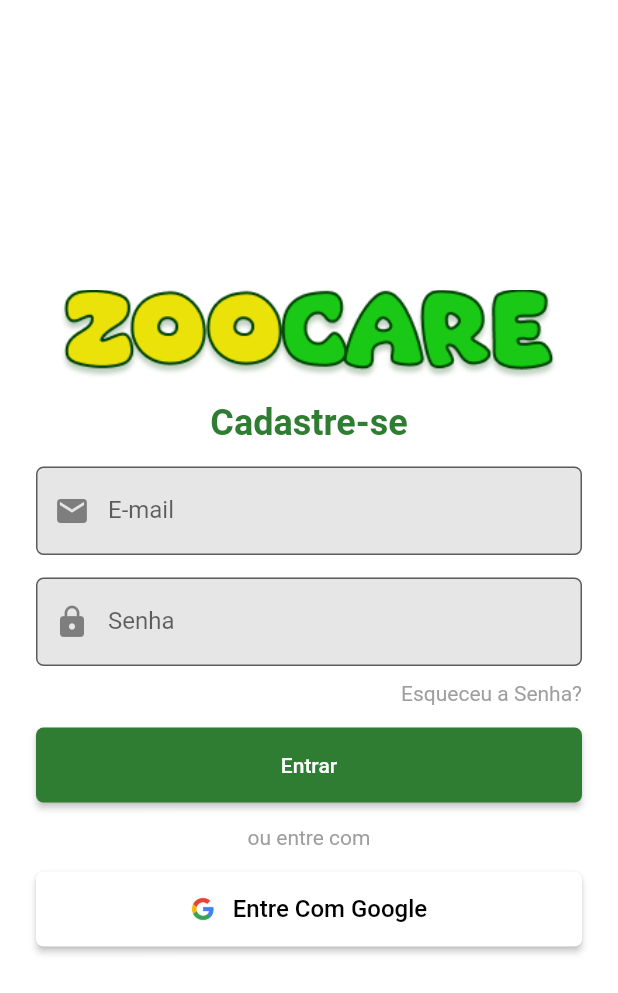
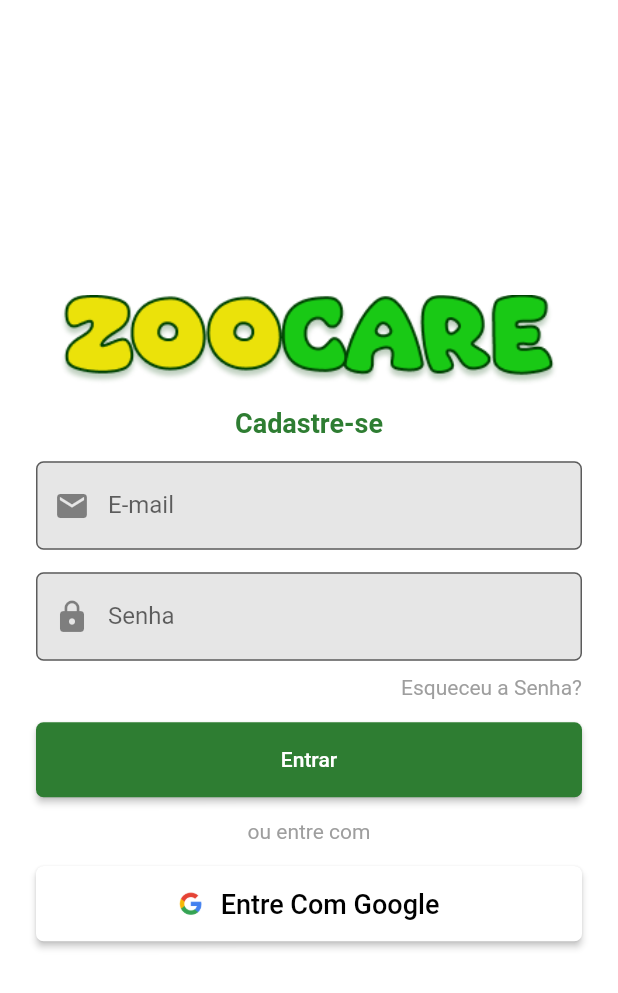
Before and after one commit to bsthaiss/zoocare, a Flutter app: the screen it shows after launch, after a tap on "Cadastre-se", on a phone screen of 412 x 824 dp. Shown: the top 993 px of the screen. Run offline on Flutter 3.47's test engine with Material 2 defaults, Android fonts, the phone set to English and light mode, and no system bars.

Commit message:
atualização da conexão entre páginas

```diff
--- a/lib/home.dart
+++ b/lib/home.dart
@@ -36,7 +36,10 @@ class HomePage extends StatelessWidget {
                     },
                     style: ElevatedButton.styleFrom(
                       backgroundColor: const Color(0xFF004303),
+                      disabledBackgroundColor: Colors.transparent,
+                      shadowColor: Colors.transparent,
                       padding: const EdgeInsets.symmetric(vertical: 20),
+                      side: const BorderSide(color: Colors.transparent),
                       shape: RoundedRectangleBorder(
                         borderRadius: BorderRadius.circular(10.0),
                       ),
--- a/lib/login.dart
+++ b/lib/login.dart
@@ -1,4 +1,5 @@
 import 'package:flutter/material.dart';
+import 'select_pet.dart';
 
 class Login extends StatelessWidget {
   const Login({super.key});
@@ -27,7 +28,7 @@ class Login extends StatelessWidget {
                   child: Text('Esqueceu a Senha?',
                       style: TextStyle(color: Colors.grey))),
               const SizedBox(height: 15),
-              _buildLoginButton('Entrar'),
+              _buildLoginButton('Entrar', context),
               const SizedBox(height: 15),
               const Text('ou entre com',
                   textAlign: TextAlign.center,
@@ -38,7 +39,13 @@ class Login extends StatelessWidget {
                 text: 'Entre Com Google',
                 backgroundColor: Colors.white,
                 textColor: Colors.black,
-                onPressed: () {},
+                onPressed: () {
+                   Navigator.push(
+                    context,
+                    MaterialPageRoute(
+                        builder: (context) => const PetSelection()),
+                  );
+                },
               ),
             ],
           ),
@@ -49,7 +56,7 @@ class Login extends StatelessWidget {
   }
 
   TextStyle get _headerTextStyle => TextStyle(
-      fontSize: 24, fontWeight: FontWeight.bold, color: Colors.green[800]);
+      fontSize: 18, fontWeight: FontWeight.bold, color: Colors.green[800]);
 
   Widget _buildTextField(String labelText, IconData icon,
       {bool obscureText = false}) {
@@ -65,11 +72,17 @@ class Login extends StatelessWidget {
     );
   }
 
-  Widget _buildLoginButton(String text) {
+  Widget _buildLoginButton(String text, BuildContext context) {
     return SizedBox(
       height: 50,
       child: ElevatedButton(
-        onPressed: () {},
+        onPressed: () {
+          Navigator.push(
+            context,
+            MaterialPageRoute(
+              builder: (context) => const PetSelection()),
+            );
+        },
         style: ElevatedButton.styleFrom(
           backgroundColor: Colors.green[800],
           shape:
@@ -104,7 +117,7 @@ class SocialLoginButton extends StatelessWidget {
       child: ElevatedButton.icon(
         onPressed: onPressed,
         icon: Image.asset(assetName, height: 24.0, width: 24.0),
-        label: Text(text, style: TextStyle(color: textColor, fontSize: 16)),
+        label: Text(text, style: TextStyle(color: textColor, fontSize: 18)),
         style: ElevatedButton.styleFrom(
           backgroundColor: backgroundColor,
           foregroundColor: textColor,
```
Also changed, not shown: lib/select_pet.dart (line endings or trailing spaces), 16 other files.
